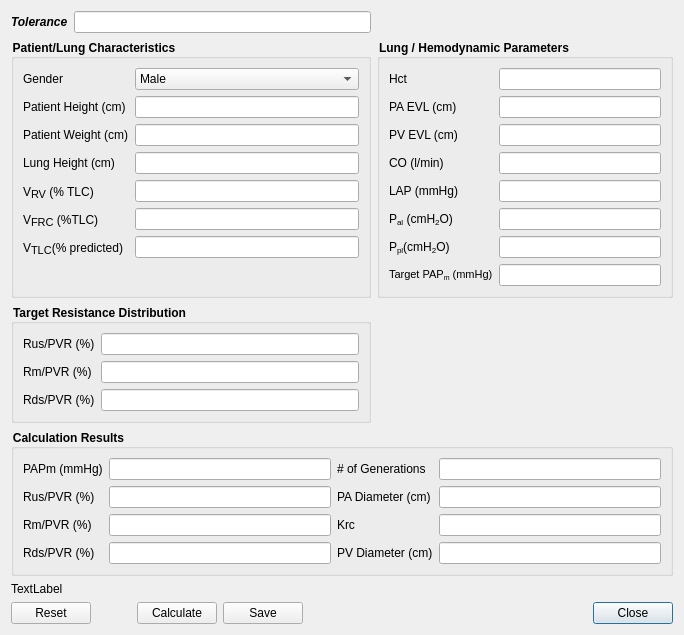
Qt form src/calibratedlg.ui (AdamMajer/bshouty-lung-model) before a commit.
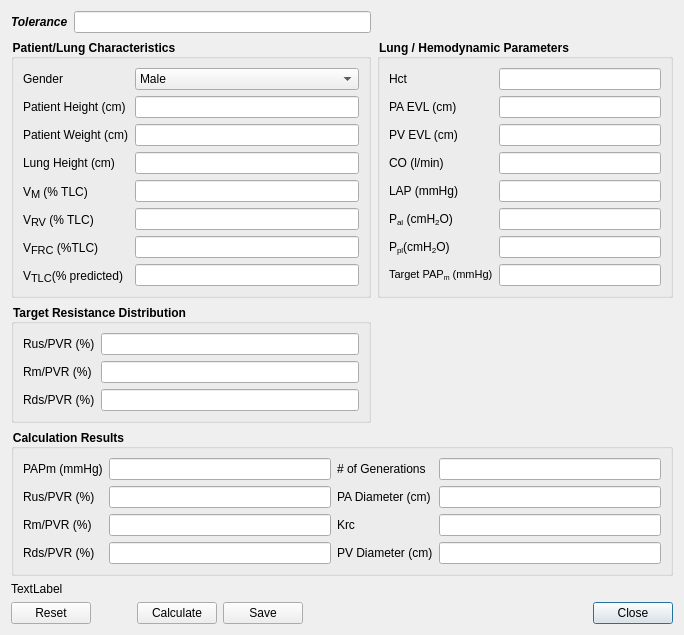
The same form after that commit. Custom widgets are drawn as their Qt base class.

Diff of the .ui file:
```diff
--- a/src/calibratedlg.ui
+++ b/src/calibratedlg.ui
@@ -122,7 +122,7 @@
         </property>
        </widget>
       </item>
-      <item row="4" column="0">
+      <item row="5" column="0">
        <widget class="QLabel" name="label_15">
         <property name="font">
          <font>
@@ -142,7 +142,7 @@
         </property>
        </widget>
       </item>
-      <item row="4" column="1">
+      <item row="5" column="1">
        <widget class="ClickableLineEdit" name="Vrv">
         <property name="toolTip">
          <string>&lt;!DOCTYPE HTML PUBLIC &quot;-//W3C//DTD HTML 4.0//EN&quot; &quot;http://www.w3.org/TR/REC-html40/strict.dtd&quot;&gt;
@@ -155,7 +155,7 @@
         </property>
        </widget>
       </item>
-      <item row="5" column="0">
+      <item row="6" column="0">
        <widget class="QLabel" name="label_16">
         <property name="font">
          <font>
@@ -175,7 +175,7 @@
         </property>
        </widget>
       </item>
-      <item row="5" column="1">
+      <item row="6" column="1">
        <widget class="ClickableLineEdit" name="Vfrc">
         <property name="toolTip">
          <string>&lt;!DOCTYPE HTML PUBLIC &quot;-//W3C//DTD HTML 4.0//EN&quot; &quot;http://www.w3.org/TR/REC-html40/strict.dtd&quot;&gt;
@@ -188,14 +188,14 @@
         </property>
        </widget>
       </item>
-      <item row="6" column="1">
+      <item row="7" column="1">
        <widget class="QLineEdit" name="Vtlc">
         <property name="toolTip">
          <string>&lt;html&gt;&lt;head/&gt;&lt;body&gt;&lt;p&gt;V&lt;span style=&quot; vertical-align:sub;&quot;&gt;TLC&lt;/span&gt; stands for Total Lung Capacity as percent of predicted TLC&lt;/p&gt;&lt;p&gt;&lt;span style=&quot; font-weight:600; text-decoration: underline;&quot;&gt;Range:&lt;/span&gt; 5 – 300%&lt;/p&gt;&lt;/body&gt;&lt;/html&gt;</string>
         </property>
        </widget>
       </item>
-      <item row="6" column="0">
+      <item row="7" column="0">
        <widget class="QLabel" name="label_30">
         <property name="font">
          <font>
@@ -229,6 +229,16 @@
         </item>
        </widget>
       </item>
+      <item row="4" column="0">
+       <widget class="QLabel" name="label_23">
+        <property name="text">
+         <string>&lt;html&gt;&lt;head/&gt;&lt;body&gt;&lt;p&gt;&lt;span style=&quot; font-family:'Sans Serif'; font-size:9pt;&quot;&gt;V&lt;/span&gt;&lt;span style=&quot; font-family:'Sans Serif'; font-size:12pt; vertical-align:sub;&quot;&gt;M&lt;/span&gt;&lt;span style=&quot; font-family:'Sans Serif'; font-size:9pt;&quot;&gt; (% TLC)&lt;/span&gt;&lt;/p&gt;&lt;/body&gt;&lt;/html&gt;</string>
+        </property>
+       </widget>
+      </item>
+      <item row="4" column="1">
+       <widget class="QLineEdit" name="Vm"/>
+      </item>
      </layout>
     </widget>
    </item>
```
Left out of the diff: 1 changed line with no effect on the pictures.
